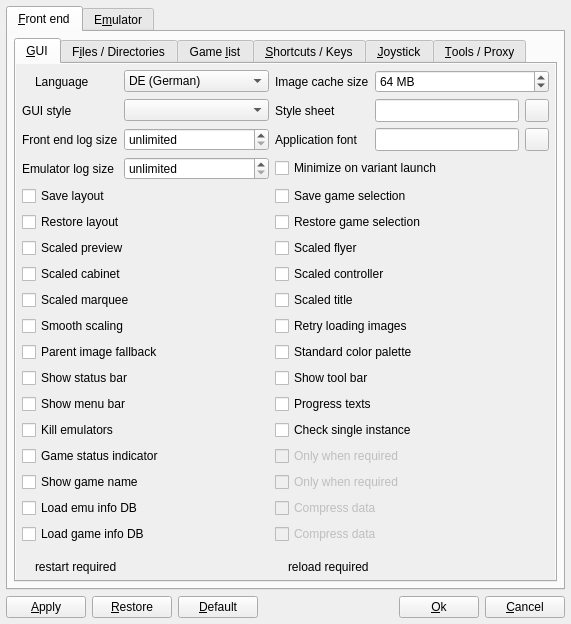
qmc2/qmc2-mame-fe, file options.ui: the form before one commit.
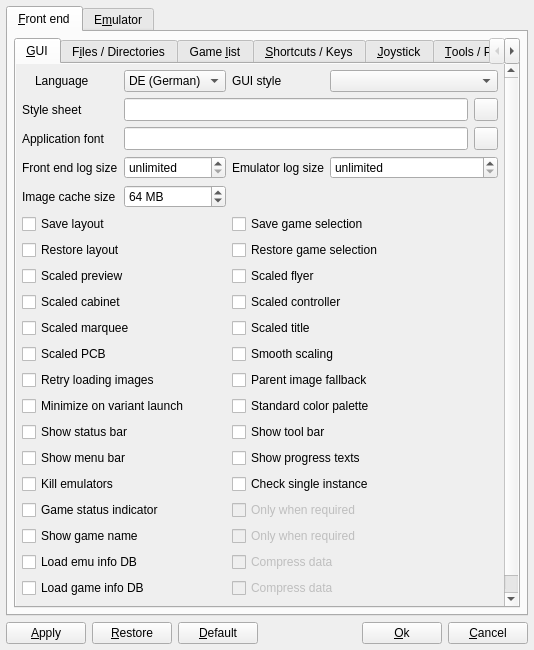
The form after the commit. The open tabs and pages were chosen to show the change. Icons and pictures are not drawn.

Commit message: new: support for PCB images added

Patch:
```diff
--- a/options.ui
+++ b/options.ui
@@ -7,8 +7,8 @@
    <rect>
     <x>0</x>
     <y>0</y>
-    <width>571</width>
-    <height>624</height>
+    <width>534</width>
+    <height>650</height>
    </rect>
   </property>
   <property name="windowTitle">
@@ -57,8 +57,8 @@
                <rect>
                 <x>0</x>
                 <y>0</y>
-                <width>527</width>
-                <height>499</height>
+                <width>490</width>
+                <height>525</height>
                </rect>
               </property>
               <layout class="QGridLayout" name="gridLayout_21">
@@ -124,94 +124,7 @@
                    </item>
                   </widget>
                  </item>
-                 <item row="0" column="3">
-                  <widget class="QLabel" name="labelPixmapCacheSize">
-                   <property name="text">
-                    <string>Image cache size</string>
-                   </property>
-                  </widget>
-                 </item>
-                 <item row="0" column="4" colspan="3">
-                  <widget class="QSpinBox" name="spinBoxPixmapCacheSize">
-                   <property name="sizePolicy">
-                    <sizepolicy hsizetype="Minimum" vsizetype="Fixed">
-                     <horstretch>0</horstretch>
-                     <verstretch>0</verstretch>
-                    </sizepolicy>
-                   </property>
-                   <property name="toolTip">
-                    <string>Image cache size in MB</string>
-                   </property>
-                   <property name="suffix">
-                    <string> MB</string>
-                   </property>
-                   <property name="minimum">
-                    <number>1</number>
-                   </property>
-                   <property name="maximum">
-                    <number>1024</number>
-                   </property>
-                   <property name="value">
-                    <number>64</number>
-                   </property>
-                  </widget>
-                 </item>
-                 <item row="1" column="0">
-                  <widget class="QLabel" name="labelStyle">
-                   <property name="text">
-                    <string>GUI style</string>
-                   </property>
-                  </widget>
-                 </item>
-                 <item row="1" column="1" colspan="2">
-                  <widget class="QComboBox" name="comboBoxStyle">
-                   <property name="sizePolicy">
-                    <sizepolicy hsizetype="Minimum" vsizetype="Fixed">
-                     <horstretch>0</horstretch>
-                     <verstretch>0</verstretch>
-                    </sizepolicy>
-                   </property>
-                   <property name="toolTip">
-                    <string>Application style (Default = use system's default style)</string>
-                   </property>
-                  </widget>
-                 </item>
-                 <item row="1" column="3">
-                  <widget class="QLabel" name="labelStyleSheet">
-                   <property name="text">
-                    <string>Style sheet</string>
-                   </property>
-                  </widget>
-                 </item>
-                 <item row="2" column="1" colspan="2">
-                  <widget class="QSpinBox" name="spinBoxFrontendLogSize">
-                   <property name="sizePolicy">
-                    <sizepolicy hsizetype="Minimum" vsizetype="Fixed">
-                     <horstretch>0</horstretch>
-                     <verstretch>0</verstretch>
-                    </sizepolicy>
-                   </property>
-                   <property name="toolTip">
-                    <string>Maximum number of lines to keep in front end log browser</string>
-                   </property>
-                   <property name="specialValueText">
-                    <string>unlimited</string>
-                   </property>
-                   <property name="suffix">
-                    <string> lines</string>
-                   </property>
-                   <property name="minimum">
-                    <number>0</number>
-                   </property>
-                   <property name="maximum">
-                    <number>999999</number>
-                   </property>
-                   <property name="value">
-                    <number>0</number>
-                   </property>
-                  </widget>
-                 </item>
-                 <item row="4" column="0" colspan="3">
+                 <item row="5" column="0" colspan="3">
                   <widget class="QCheckBox" name="checkBoxSaveLayout">
                    <property name="toolTip">
                     <string>Save window layout at exit</string>
@@ -221,7 +134,7 @@
                    </property>
                   </widget>
                  </item>
-                 <item row="4" column="3" colspan="4">
+                 <item row="5" column="3" colspan="4">
                   <widget class="QCheckBox" name="checkBoxSaveGameSelection">
                    <property name="toolTip">
                     <string>Save game selection at exit and before reloading the gamelist</string>
@@ -231,7 +144,7 @@
                    </property>
                   </widget>
                  </item>
-                 <item row="5" column="0" colspan="3">
+                 <item row="6" column="0" colspan="3">
                   <widget class="QCheckBox" name="checkBoxRestoreLayout">
                    <property name="toolTip">
                     <string>Restore saved window layout at start</string>
@@ -241,7 +154,7 @@
                    </property>
                   </widget>
                  </item>
-                 <item row="5" column="3" colspan="4">
+                 <item row="6" column="3" colspan="4">
                   <widget class="QCheckBox" name="checkBoxRestoreGameSelection">
                    <property name="toolTip">
                     <string>Restore saved game selection at start and after reloading the gamelist</string>
@@ -251,7 +164,7 @@
                    </property>
                   </widget>
                  </item>
-                 <item row="6" column="0" colspan="3">
+                 <item row="7" column="0" colspan="3">
                   <widget class="QCheckBox" name="checkBoxScaledPreview">
                    <property name="toolTip">
                     <string>Scale image to fit frame size (otherwise use original size)</string>
@@ -261,7 +174,7 @@
                    </property>
                   </widget>
                  </item>
-                 <item row="7" column="0" colspan="3">
+                 <item row="8" column="0" colspan="3">
                   <widget class="QCheckBox" name="checkBoxScaledCabinet">
                    <property name="toolTip">
                     <string>Scale image to fit frame size (otherwise use original size)</string>
@@ -271,7 +184,7 @@
                    </property>
                   </widget>
                  </item>
-                 <item row="7" column="3" colspan="4">
+                 <item row="8" column="3" colspan="4">
                   <widget class="QCheckBox" name="checkBoxScaledController">
                    <property name="toolTip">
                     <string>Scale image to fit frame size (otherwise use original size)</string>
@@ -281,7 +194,7 @@
                    </property>
                   </widget>
                  </item>
-                 <item row="8" column="0" colspan="3">
+                 <item row="9" column="0" colspan="3">
                   <widget class="QCheckBox" name="checkBoxScaledMarquee">
                    <property name="toolTip">
                     <string>Scale image to fit frame size (otherwise use original size)</string>
@@ -291,37 +204,7 @@
                    </property>
                   </widget>
                  </item>
-                 <item row="9" column="0" colspan="3">
-                  <widget class="QCheckBox" name="checkBoxSmoothScaling">
-                   <property name="toolTip">
-                    <string>Smooth image scaling (nicer, but slower)</string>
-                   </property>
-                   <property name="text">
-                    <string>Smooth scaling</string>
-                   </property>
-                  </widget>
-                 </item>
-                 <item row="9" column="3" colspan="4">
-                  <widget class="QCheckBox" name="checkBoxRetryLoadingImages">
-                   <property name="toolTip">
-                    <string>Retry loading images which weren't found before?</string>
-                   </property>
-                   <property name="text">
-                    <string>Retry loading images</string>
-                   </property>
-                  </widget>
-                 </item>
-                 <item row="10" column="0" colspan="3">
-                  <widget class="QCheckBox" name="checkBoxParentImageFallback">
-                   <property name="toolTip">
-                    <string>Fall back to the parent's image if an indivual image is missing but there's one for the parent</string>
-                   </property>
-                   <property name="text">
-                    <string>Parent image fallback</string>
-                   </property>
-                  </widget>
-                 </item>
-                 <item row="10" column="3" colspan="4">
+                 <item row="12" column="3" colspan="4">
                   <widget class="QCheckBox" name="checkBoxStandardColorPalette">
                    <property name="toolTip">
                     <string>Use standard or custom color palette?</string>
@@ -331,7 +214,7 @@
                    </property>
                   </widget>
                  </item>
-                 <item row="11" column="0" colspan="3">
+                 <item row="13" column="0" colspan="3">
                   <widget class="QCheckBox" name="checkBoxStatusbar">
                    <property name="toolTip">
                     <string>Show status bar</string>
@@ -341,7 +224,7 @@
                    </property>
                   </widget>
                  </item>
-                 <item row="11" column="3" colspan="4">
+                 <item row="13" column="3" colspan="4">
                   <widget class="QCheckBox" name="checkBoxToolbar">
                    <property name="toolTip">
                     <string>Show tool bar</string>
@@ -351,7 +234,7 @@
                    </property>
                   </widget>
                  </item>
-                 <item row="12" column="0" colspan="3">
+                 <item row="14" column="0" colspan="3">
                   <widget class="QCheckBox" name="checkBoxShowMenuBar">
                    <property name="enabled">
                     <bool>true</bool>
@@ -364,17 +247,17 @@
                    </property>
                   </widget>
                  </item>
-                 <item row="12" column="3" colspan="4">
+                 <item row="14" column="3" colspan="4">
                   <widget class="QCheckBox" name="checkBoxProgressTexts">
                    <property name="toolTip">
                     <string>Show short description of current processing in progress bar</string>
                    </property>
                    <property name="text">
-                    <string>Progress texts</string>
+                    <string>Show progress texts</string>
                    </property>
                   </widget>
                  </item>
-                 <item row="13" column="0" colspan="3">
+                 <item row="15" column="0" colspan="3">
                   <widget class="QCheckBox" name="checkBoxKillEmulatorsOnExit">
                    <property name="toolTip">
                     <string>Kill emulators on exit?</string>
@@ -384,7 +267,7 @@
                    </property>
                   </widget>
                  </item>
-                 <item row="13" column="3" colspan="4">
+                 <item row="15" column="3" colspan="4">
                   <widget class="QCheckBox" name="checkBoxCheckSingleInstance">
                    <property name="toolTip">
                     <string>Check for other instances of this QMC2 variant on startup</string>
@@ -394,7 +277,7 @@
                    </property>
                   </widget>
                  </item>
-                 <item row="14" column="0" colspan="3">
+                 <item row="16" column="0" colspan="3">
                   <widget class="QCheckBox" name="checkBoxGameStatusIndicator">
                    <property name="toolTip">
                     <string>Show vertical game status indicator in game details</string>
@@ -404,7 +287,7 @@
                    </property>
                   </widget>
                  </item>
-                 <item row="14" column="3" colspan="4">
+                 <item row="16" column="3" colspan="4">
                   <widget class="QCheckBox" name="checkBoxGameStatusIndicatorOnlyWhenRequired">
                    <property name="enabled">
                     <bool>false</bool>
@@ -417,7 +300,7 @@
                    </property>
                   </widget>
                  </item>
-                 <item row="15" column="0" colspan="3">
+                 <item row="17" column="0" colspan="3">
                   <widget class="QCheckBox" name="checkBoxShowGameName">
                    <property name="toolTip">
                     <string>Show game's description at the bottom of any images</string>
@@ -427,7 +310,7 @@
                    </property>
                   </widget>
                  </item>
-                 <item row="15" column="3" colspan="4">
+                 <item row="17" column="3" colspan="4">
                   <widget class="QCheckBox" name="checkBoxShowGameNameOnlyWhenRequired">
                    <property name="enabled">
                     <bool>false</bool>
@@ -443,7 +326,7 @@
                    </property>
                   </widget>
                  </item>
-                 <item row="16" column="0" colspan="3">
+                 <item row="18" column="0" colspan="3">
                   <widget class="QCheckBox" name="checkBoxProcessEmuInfoDB">
                    <property name="toolTip">
                     <string>Load emulator information database (mameinfo.dat)</string>
@@ -457,7 +340,7 @@
                    </property>
                   </widget>
                  </item>
-                 <item row="16" column="3" colspan="4">
+                 <item row="18" column="3" colspan="4">
                   <widget class="QCheckBox" name="checkBoxCompressEmuInfoDB">
                    <property name="enabled">
                     <bool>false</bool>
@@ -474,7 +357,7 @@
                    </property>
                   </widget>
                  </item>
-                 <item row="17" column="0" colspan="3">
+                 <item row="19" column="0" colspan="3">
                   <widget class="QCheckBox" name="checkBoxProcessGameInfoDB">
                    <property name="toolTip">
                     <string>Load game information database (MAME history.dat)</string>
@@ -488,7 +371,7 @@
                    </property>
                   </widget>
                  </item>
-                 <item row="17" column="3" colspan="4">
+                 <item row="19" column="3" colspan="4">
                   <widget class="QCheckBox" name="checkBoxCompressGameInfoDB">
                    <property name="enabled">
                     <bool>false</bool>
@@ -505,7 +388,7 @@
                    </property>
                   </widget>
                  </item>
-                 <item row="19" column="0" colspan="3">
+                 <item row="21" column="0" colspan="3">
                   <layout class="QHBoxLayout" name="layout3">
                    <item>
                     <widget class="QLabel" name="labelLegend1Pic">
@@ -538,7 +421,7 @@
                    </item>
                   </layout>
                  </item>
-                 <item row="19" column="3" colspan="4">
+                 <item row="21" column="3" colspan="4">
                   <layout class="QHBoxLayout" name="layout2">
                    <item>
                     <widget class="QLabel" name="labelLegend2Pic">
@@ -571,7 +454,7 @@
                    </item>
                   </layout>
                  </item>
-                 <item row="8" column="3" colspan="4">
+                 <item row="9" column="3" colspan="4">
                   <widget class="QCheckBox" name="checkBoxScaledTitle">
                    <property name="toolTip">
                     <string>Scale image to fit frame size (otherwise use original size)</string>
@@ -581,20 +464,7 @@
                    </property>
                   </widget>
                  </item>
-                 <item row="1" column="4" colspan="2">
-                  <widget class="QLineEdit" name="lineEditStyleSheet">
-                   <property name="sizePolicy">
-                    <sizepolicy hsizetype="Minimum" vsizetype="Minimum">
-                     <horstretch>0</horstretch>
-                     <verstretch>0</verstretch>
-                    </sizepolicy>
-                   </property>
-                   <property name="toolTip">
-                    <string>Qt style sheet file (*.qss, leave empty for no style sheet)</string>
-                   </property>
-                  </widget>
-                 </item>
-                 <item row="6" column="3" colspan="4">
+                 <item row="7" column="3" colspan="4">
                   <widget class="QCheckBox" name="checkBoxScaledFlyer">
                    <property name="toolTip">
                     <string>Scale image to fit frame size (otherwise use original size)</string>
@@ -604,73 +474,7 @@
                    </property>
                   </widget>
                  </item>
-                 <item row="1" column="6">
-                  <widget class="QToolButton" name="toolButtonBrowseStyleSheet">
-                   <property name="sizePolicy">
-                    <sizepolicy hsizetype="Fixed" vsizetype="Minimum">
-                     <horstretch>0</horstretch>
-                     <verstretch>0</verstretch>
-                    </sizepolicy>
-                   </property>
-                   <property name="toolTip">
-                    <string>Browse Qt style sheet file</string>
-                   </property>
-                   <property name="icon">
-                    <iconset resource="qmc2.qrc">
-                     <normaloff>:/data/img/fileopen.png</normaloff>:/data/img/fileopen.png</iconset>
-                   </property>
-                  </widget>
-                 </item>
-                 <item row="2" column="0">
-                  <widget class="QLabel" name="labelFrontendLogSize">
-                   <property name="text">
-                    <string>Front end log size</string>
-                   </property>
-                  </widget>
-                 </item>
-                 <item row="3" column="0">
-                  <widget class="QLabel" name="labelEmulatorLogSize">
-                   <property name="text">
-                    <string>Emulator log size</string>
-                   </property>
-                  </widget>
-                 </item>
-                 <item row="3" column="1" colspan="2">
-                  <widget class="QSpinBox" name="spinBoxEmulatorLogSize">
-                   <property name="sizePolicy">
-                    <sizepolicy hsizetype="Minimum" vsizetype="Fixed">
-                     <horstretch>0</horstretch>
-                     <verstretch>0</verstretch>
-                    </sizepolicy>
-                   </property>
-                   <property name="toolTip">
-                    <string>Maximum number of lines to keep in emulator log browser</string>
-                   </property>
-                   <property name="specialValueText">
-                    <string>unlimited</string>
-                   </property>
-                   <property name="suffix">
-                    <string> lines</string>
-                   </property>
-                   <property name="minimum">
-                    <number>0</number>
-                   </property>
-                   <property name="maximum">
-                    <number>999999</number>
-                   </property>
-                   <property name="value">
-                    <number>0</number>
-                   </property>
-                  </widget>
-                 </item>
-                 <item row="2" column="3">
-                  <widget class="QLabel" name="labelFont">
-                   <property name="text">
-                    <string>Application font</string>
-                   </property>
-                  </widget>
-                 </item>
-                 <item row="2" column="4" colspan="2">
+                 <item row="2" column="1" colspan="5">
                   <widget class="QLineEdit" name="lineEditFont">
                    <property name="sizePolicy">
                     <sizepolicy hsizetype="Minimum" vsizetype="Minimum">
@@ -703,17 +507,7 @@
                    </property>
                   </widget>
                  </item>
-                 <item row="3" column="3" colspan="4">
-                  <widget class="QCheckBox" name="checkBoxMinimizeOnVariantLaunch">
-                   <property name="toolTip">
-                    <string>Minimize application windows when launching another variant</string>
-                   </property>
-                   <property name="text">
-                    <string>Minimize on variant launch</string>
-                   </property>
-                  </widget>
-                 </item>
-                 <item row="18" column="0" colspan="7">
+                 <item row="20" column="0" colspan="7">
                   <spacer name="spacer4">
                    <property name="orientation">
                     <enum>Qt::Vertical</enum>
@@ -726,6 +520,235 @@
                    </property>
                   </spacer>
                  </item>
+                 <item row="10" column="0" colspan="3">
+                  <widget class="QCheckBox" name="checkBoxScaledPCB">
+                   <property name="toolTip">
+                    <string>Scale image to fit frame size (otherwise use original size)</string>
+                   </property>
+                   <property name="text">
+                    <string>Scaled PCB</string>
+                   </property>
+                  </widget>
+                 </item>
+                 <item row="3" column="3">
+                  <widget class="QLabel" name="labelEmulatorLogSize">
+                   <property name="text">
+                    <string>Emulator log size</string>
+                   </property>
+                  </widget>
+                 </item>
+                 <item row="3" column="4" colspan="3">
+                  <widget class="QSpinBox" name="spinBoxEmulatorLogSize">
+                   <property name="sizePolicy">
+                    <sizepolicy hsizetype="Minimum" vsizetype="Fixed">
+                     <horstretch>0</horstretch>
+                     <verstretch>0</verstretch>
+                    </sizepolicy>
+                   </property>
+                   <property name="toolTip">
+                    <string>Maximum number of lines to keep in emulator log browser</string>
+                   </property>
+                   <property name="specialValueText">
+                    <string>unlimited</string>
+                   </property>
+                   <property name="suffix">
+                    <string> lines</string>
+                   </property>
+                   <property name="minimum">
+                    <number>0</number>
+                   </property>
+                   <property name="maximum">
+                    <number>999999</number>
+                   </property>
+                   <property name="value">
+                    <number>0</number>
+                   </property>
+                  </widget>
+                 </item>
+                 <item row="3" column="0">
+                  <widget class="QLabel" name="labelFrontendLogSize">
+                   <property name="text">
+                    <string>Front end log size</string>
+                   </property>
+                  </widget>
+                 </item>
+                 <item row="3" column="1" colspan="2">
+                  <widget class="QSpinBox" name="spinBoxFrontendLogSize">
+                   <property name="sizePolicy">
+                    <sizepolicy hsizetype="Minimum" vsizetype="Fixed">
+                     <horstretch>0</horstretch>
+                     <verstretch>0</verstretch>
+                    </sizepolicy>
+                   </property>
+                   <property name="toolTip">
+                    <string>Maximum number of lines to keep in front end log browser</string>
+                   </property>
+                   <property name="specialValueText">
+                    <string>unlimited</string>
+                   </property>
+                   <property name="suffix">
+                    <string> lines</string>
+                   </property>
+                   <property name="minimum">
+                    <number>0</number>
+                   </property>
+                   <property name="maximum">
+                    <number>999999</number>
+                   </property>
+                   <property name="value">
+                    <number>0</number>
+                   </property>
+                  </widget>
+                 </item>
+                 <item row="2" column="0">
+                  <widget class="QLabel" name="labelFont">
+                   <property name="text">
+                    <string>Application font</string>
+                   </property>
+                  </widget>
+                 </item>
+                 <item row="1" column="0">
+                  <widget class="QLabel" name="labelStyleSheet">
+                   <property name="text">
+                    <string>Style sheet</string>
+                   </property>
+                  </widget>
+                 </item>
+                 <item row="1" column="1" colspan="5">
+                  <widget class="QLineEdit" name="lineEditStyleSheet">
+                   <property name="sizePolicy">
+                    <sizepolicy hsizetype="Minimum" vsizetype="Minimum">
+                     <horstretch>0</horstretch>
+                     <verstretch>0</verstretch>
+                    </sizepolicy>
+                   </property>
+                   <property name="toolTip">
+                    <string>Qt style sheet file (*.qss, leave empty for no style sheet)</string>
+                   </property>
+                  </widget>
+                 </item>
+                 <item row="1" column="6">
+                  <widget class="QToolButton" name="toolButtonBrowseStyleSheet">
+                   <property name="sizePolicy">
+                    <sizepolicy hsizetype="Fixed" vsizetype="Minimum">
+                     <horstretch>0</horstretch>
+                     <verstretch>0</verstretch>
+                    </sizepolicy>
+                   </property>
+                   <property name="toolTip">
+                    <string>Browse Qt style sheet file</string>
+                   </property>
+                   <property name="icon">
+                    <iconset resource="qmc2.qrc">
+                     <normaloff>:/data/img/fileopen.png</normaloff>:/data/img/fileopen.png</iconset>
+                   </property>
+                  </widget>
+                 </item>
+                 <item row="0" column="3">
+                  <widget class="QLabel" name="labelStyle">
+                   <property name="text">
+                    <string>GUI style</string>
+                   </property>
+                  </widget>
+                 </item>
+                 <item row="0" column="4" colspan="3">
+                  <widget class="QComboBox" name="comboBoxStyle">
+                   <property name="sizePolicy">
+                    <sizepolicy hsizetype="Minimum" vsizetype="Fixed">
+                     <horstretch>0</horstretch>
+                     <verstretch>0</verstretch>
+                    </sizepolicy>
+                   </property>
+                   <property name="toolTip">
+                    <string>Application style (Default = use system's default style)</string>
+                   </property>
+                  </widget>
+                 </item>
+                 <item row="10" column="3" colspan="4">
+                  <widget class="QCheckBox" name="checkBoxSmoothScaling">
+                   <property name="toolTip">
+                    <string>Smooth image scaling (nicer, but slower)</string>
+                   </property>
+                   <property name="text">
+                    <string>Smooth scaling</string>
+                   </property>
+                  </widget>
+                 </item>
+                 <item row="11" column="0" colspan="3">
+                  <widget class="QCheckBox" name="checkBoxRetryLoadingImages">
+                   <property name="toolTip">
+                    <string>Retry loading images which weren't found before?</string>
+                   </property>
+                   <property name="text">
+                    <string>Retry loading images</string>
+                   </property>
+                  </widget>
+                 </item>
+                 <item row="11" column="3" colspan="4">
+                  <widget class="QCheckBox" name="checkBoxParentImageFallback">
+                   <property name="toolTip">
+                    <string>Fall back to the parent's image if an indivual image is missing but there's one for the parent</string>
+                   </property>
+                   <property name="text">
+                    <string>Parent image fallback</string>
+                   </property>
+                  </widget>
+                 </item>
+                 <item row="12" column="0" colspan="3">
+                  <widget class="QCheckBox" name="checkBoxMinimizeOnVariantLaunch">
+                   <property name="toolTip">
+                    <string>Minimize application windows when launching another variant</string>
+                   </property>
+                   <property name="text">
+                    <string>Minimize on variant launch</string>
+                   </property>
+                  </widget>
+                 </item>
+                 <item row="4" column="0">
+                  <widget class="QLabel" name="labelPixmapCacheSize">
+                   <property name="text">
+                    <string>Image cache size</string>
+                   </property>
+                  </widget>
+                 </item>
+                 <item row="4" column="1" colspan="2">
+                  <widget class="QSpinBox" name="spinBoxPixmapCacheSize">
+                   <property name="sizePolicy">
+                    <sizepolicy hsizetype="Minimum" vsizetype="Fixed">
+                     <horstretch>0</horstretch>
+                     <verstretch>0</verstretch>
+                    </sizepolicy>
+                   </property>
+                   <property name="toolTip">
+                    <string>Image cache size in MB</string>
+                   </property>
+                   <property name="suffix">
+                    <string> MB</string>
+                   </property>
+                   <property name="minimum">
+                    <number>1</number>
+                   </property>
+                   <property name="maximum">
+                    <number>1024</number>
+                   </property>
+                   <property name="value">
+                    <number>64</number>
+                   </property>
+                  </widget>
+                 </item>
+                 <item row="4" column="3" colspan="4">
+                  <spacer name="horizontalSpacer">
+                   <property name="orientation">
+                    <enum>Qt::Horizontal</enum>
+                   </property>
+                   <property name="sizeHint" stdset="0">
+                    <size>
+                     <width>275</width>
+                     <height>18</height>
+                    </size>
+                   </property>
+                  </spacer>
+                 </item>
                 </layout>
                </item>
               </layout>
```
Left out of the diff: 215 changed lines with no effect on the pictures. The commit also changes 25 other files.
